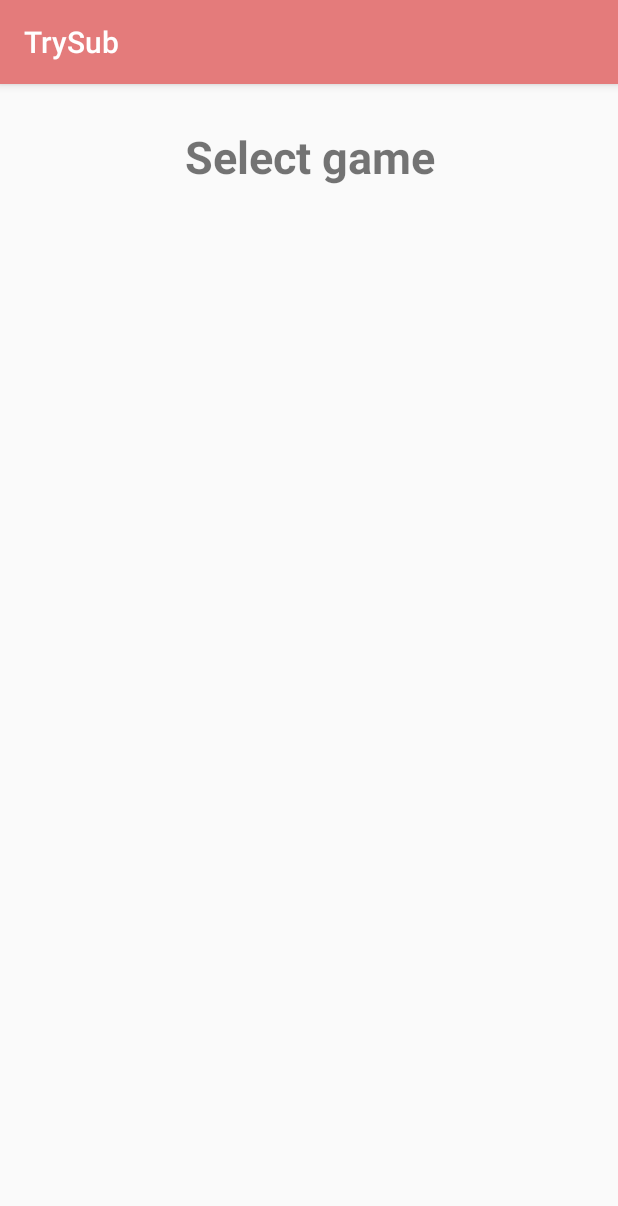
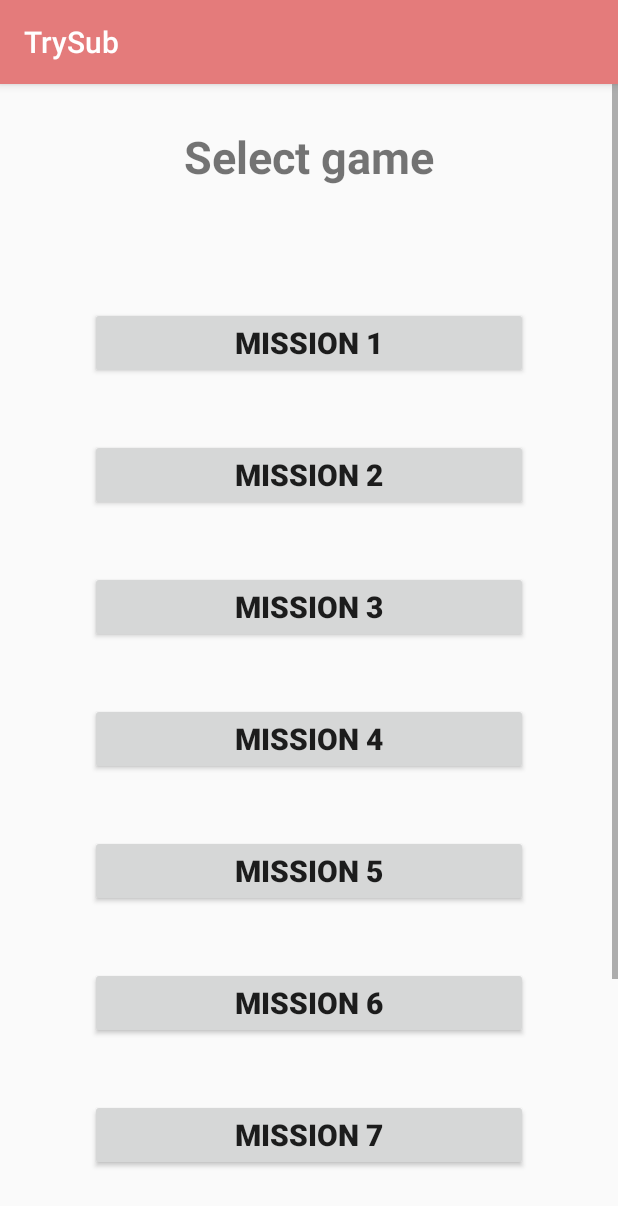
Before and after one commit to kittiponkie/TrySub, an Android app: the selectGameActivity screen opened directly, with no data from a screen before it, on a phone screen of 412 x 824 dp. Shown: the top 1206 px of the screen. Run offline under Robolectric (Android 15) with nearby library versions, the phone set to English and light mode, and no system bars.

Commit message:
interface mission selected

```diff
--- a/app/src/main/res/layout/activity_select_game.xml
+++ b/app/src/main/res/layout/activity_select_game.xml
@@ -6,19 +6,149 @@
     android:layout_height="match_parent"
     tools:context=".selectGameActivity">
 
+    <ScrollView
+        android:layout_width="match_parent"
+        android:layout_height="match_parent"
+        tools:layout_editor_absoluteX="125dp"
+        tools:layout_editor_absoluteY="16dp">
+
+        <LinearLayout
+            android:layout_width="match_parent"
+            android:layout_height="wrap_content"
+            android:orientation="vertical">
+
             <TextView
                 android:id="@+id/textView3"
-        android:layout_width="wrap_content"
+                android:layout_width="match_parent"
                 android:layout_height="wrap_content"
+                android:layout_marginEnd="8dp"
                 android:layout_marginStart="8dp"
                 android:layout_marginTop="28dp"
-        android:layout_marginEnd="8dp"
                 android:text="Select game"
                 android:textAlignment="center"
                 android:textSize="30sp"
-        android:textStyle="bold"
-        app:layout_constraintEnd_toEndOf="parent"
-        app:layout_constraintHorizontal_bias="0.502"
-        app:layout_constraintStart_toStartOf="parent"
-        app:layout_constraintTop_toTopOf="parent" />
+                android:textStyle="bold" />
+
+            <Button
+                android:id="@+id/ms1Btn"
+                android:layout_width="match_parent"
+                android:layout_height="match_parent"
+                android:layout_marginLeft="60dp"
+                android:layout_marginRight="60dp"
+                android:layout_marginTop="80dp"
+                android:text="Mission 1"
+                android:textAlignment="center"
+                android:textSize="20sp"
+                android:textStyle="bold" />
+
+            <Button
+                android:id="@+id/ms2Btn"
+                android:layout_width="match_parent"
+                android:layout_height="match_parent"
+                android:layout_marginLeft="60dp"
+                android:layout_marginRight="60dp"
+                android:layout_marginTop="40dp"
+                android:text="mission 2"
+                android:textAlignment="center"
+                android:textSize="20sp"
+                android:textStyle="bold" />
+
+            <Button
+                android:id="@+id/ms3Btn"
+                android:layout_width="match_parent"
+                android:layout_height="match_parent"
+                android:layout_marginLeft="60dp"
+                android:layout_marginRight="60dp"
+                android:layout_marginTop="40dp"
+                android:text="mission 3"
+                android:textAlignment="center"
+                android:textSize="20sp"
+                android:textStyle="bold" />
+
+            <Button
+                android:id="@+id/ms4Btn"
+                android:layout_width="match_parent"
+                android:layout_height="match_parent"
+                android:layout_marginLeft="60dp"
+                android:layout_marginRight="60dp"
+                android:layout_marginTop="40dp"
+                android:text="mission 4"
+                android:textAlignment="center"
+                android:textSize="20sp"
+                android:textStyle="bold" />
+
+            <Button
+                android:id="@+id/ms5Btn"
+                android:layout_width="match_parent"
+                android:layout_height="match_parent"
+                android:layout_marginLeft="60dp"
+                android:layout_marginRight="60dp"
+                android:layout_marginTop="40dp"
+                android:text="mission 5"
+                android:textAlignment="center"
+                android:textSize="20sp"
+                android:textStyle="bold" />
+
+            <Button
+                android:id="@+id/ms6Btn"
+                android:layout_width="match_parent"
+                android:layout_height="match_parent"
+                android:layout_marginLeft="60dp"
+                android:layout_marginRight="60dp"
+                android:layout_marginTop="40dp"
+                android:text="mission 6"
+                android:textAlignment="center"
+                android:textSize="20sp"
+                android:textStyle="bold" />
+
+            <Button
+                android:id="@+id/ms7Btn"
+                android:layout_width="match_parent"
+                android:layout_height="match_parent"
+                android:layout_marginLeft="60dp"
+                android:layout_marginRight="60dp"
+                android:layout_marginTop="40dp"
+                android:text="mission 7"
+                android:textAlignment="center"
+                android:textSize="20sp"
+                android:textStyle="bold" />
+
+            <Button
+                android:id="@+id/ms8Btn"
+                android:layout_width="match_parent"
+                android:layout_height="match_parent"
+                android:layout_marginLeft="60dp"
+                android:layout_marginRight="60dp"
+                android:layout_marginTop="40dp"
+                android:text="mission 8"
+                android:textAlignment="center"
+                android:textSize="20sp"
+                android:textStyle="bold" />
+
+            <Button
+                android:id="@+id/ms9Btn"
+                android:layout_width="match_parent"
+                android:layout_height="match_parent"
+                android:layout_marginLeft="60dp"
+                android:layout_marginRight="60dp"
+                android:layout_marginTop="40dp"
+                android:text="mission 9"
+                android:textAlignment="center"
+                android:textSize="20sp"
+                android:textStyle="bold" />
+
+            <Button
+                android:id="@+id/ms10Btn"
+                android:layout_width="match_parent"
+                android:layout_height="match_parent"
+                android:layout_marginLeft="60dp"
+                android:layout_marginRight="60dp"
+                android:layout_marginTop="40dp"
+                android:text="mission 10"
+                android:textAlignment="center"
+                android:textSize="20sp"
+                android:textStyle="bold" />
+        </LinearLayout>
+    </ScrollView>
+
 </android.support.constraint.ConstraintLayout>
```
Lines whose indentation alone changed are shown as unchanged.
